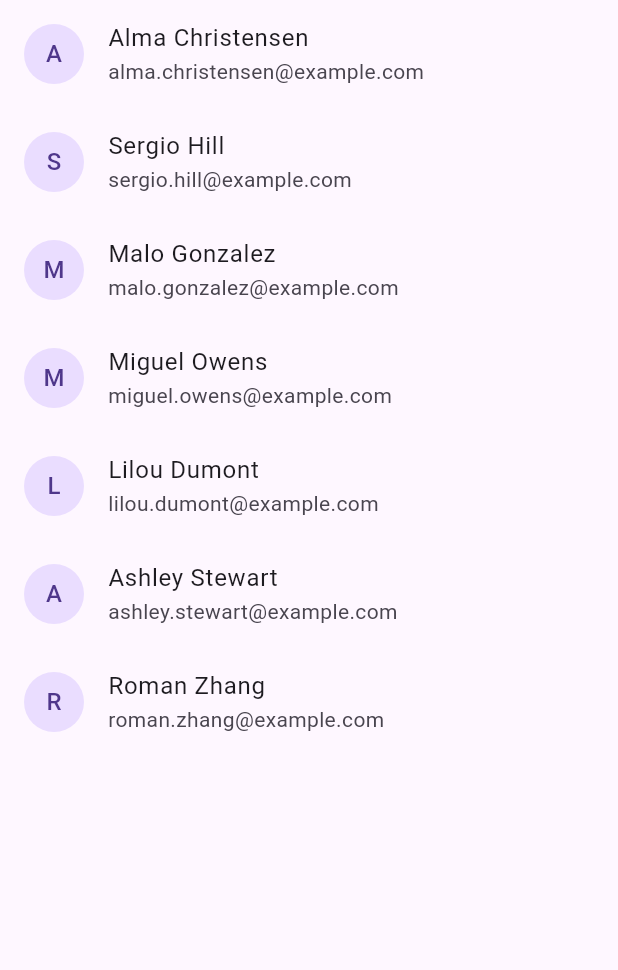
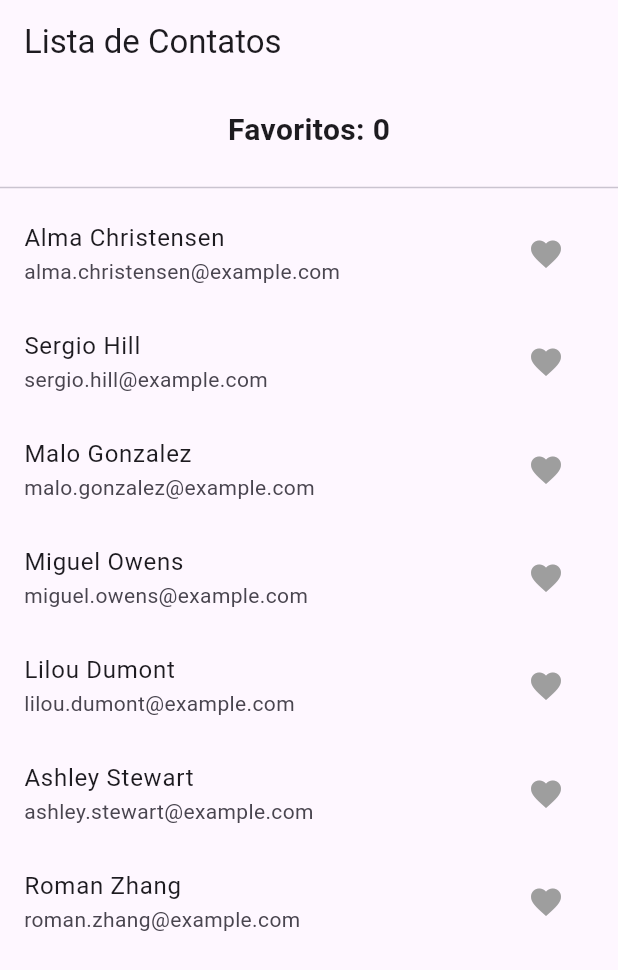
Before and after one commit to Contanzin/Flutter_ListView, a Flutter app: the screen it shows after launch, on a phone screen of 412 x 824 dp. Shown: the top 970 px of the screen. Run offline on Flutter 3.47's test engine with Material 3 defaults, Android fonts, the phone set to English and light mode, and no system bars.

Commit message:
Atualizacao para CP3

```diff
--- a/lib/main.dart
+++ b/lib/main.dart
@@ -7,42 +7,91 @@ void main() {
 class MainApp extends StatelessWidget {
   MainApp({super.key});
 
-
-  final List<Contato> contatos = [
-    Contato('Alma Christensen', 'alma.christensen@example.com'),
-    Contato('Sergio Hill', 'sergio.hill@example.com'),
-    Contato('Malo Gonzalez', 'malo.gonzalez@example.com'),
-    Contato('Miguel Owens', 'miguel.owens@example.com'),
-    Contato('Lilou Dumont', 'lilou.dumont@example.com'),
-    Contato('Ashley Stewart', 'ashley.stewart@example.com'),
-    Contato('Roman Zhang', 'roman.zhang@example.com'),
-  ];
   @override
   Widget build(BuildContext context) {
-    return MaterialApp(
-      home: Scaffold(
-        body: ListView.builder(
-          itemCount: contatos.length,
-          itemBuilder: (context, index){
-            final contato = contatos[index];
-            return ListTile(
-              leading: CircleAvatar(
-                child: Text(contato.nome[0]),
-              ),
-              title: Text(contato.nome),
-              subtitle: Text(contato.email),
-            );
-          }
-        ),
-      ),
+       return MaterialApp(
+      title: 'Contatos',
+      home: ContatosPage(),
     );
   }
 }
+
+
 
 class Contato{
 
   final String  nome;
   final String email;
+  bool like;
 
-  Contato(this.nome, this.email);
+  Contato(this.nome, this.email, {this.like = false});
+
 }
+
+class ContatosPage extends StatefulWidget {
+  @override
+  _ContatosPageState createState() => _ContatosPageState();
+}
+
+
+class _ContatosPageState extends State<ContatosPage>{
+  final List<Contato> contatos = [
+    Contato('Alma Christensen', 'alma.christensen@example.com',),
+    Contato('Sergio Hill', 'sergio.hill@example.com', ),
+    Contato('Malo Gonzalez', 'malo.gonzalez@example.com', ),
+    Contato('Miguel Owens', 'miguel.owens@example.com', ),
+    Contato('Lilou Dumont', 'lilou.dumont@example.com', ),
+    Contato('Ashley Stewart', 'ashley.stewart@example.com', ),
+    Contato('Roman Zhang', 'roman.zhang@example.com', ),
+  ];
+
+  void toggleFavorito(int index) {
+    setState(() {
+      contatos[index].like = !contatos[index].like;
+    });
+  }
+
+    int get totalFavoritos {
+    return contatos.where((c) => c.like).length;
+  }
+
+
+     @override
+  Widget build(BuildContext context) {
+    return Scaffold(
+      appBar: AppBar(title: const Text('Lista de Contatos')),
+      body: Column(
+        children: [
+          Padding(
+            padding: const EdgeInsets.all(16.0),
+            child: Text(
+              'Favoritos: $totalFavoritos',
+              style: const TextStyle(fontSize: 20, fontWeight: FontWeight.bold),
+            ),
+          ),
+          const Divider(),
+          Expanded(
+            child: ListView.builder(
+              itemCount: contatos.length,
+              itemBuilder: (context, index) {
+                final contato = contatos[index];
+                return ListTile(
+                  title: Text(contato.nome),
+                  subtitle: Text(contato.email),
+                  trailing: IconButton(
+                    icon: Icon(
+                      Icons.favorite,
+                      color: contato.like ? Colors.red : Colors.grey,
+                    ),
+                    onPressed: () => toggleFavorito(index),
+                  ),
+                );
+              },
+            ),
+          ),
+        ],
+      ),
+    );
+  }
+
+}
```
